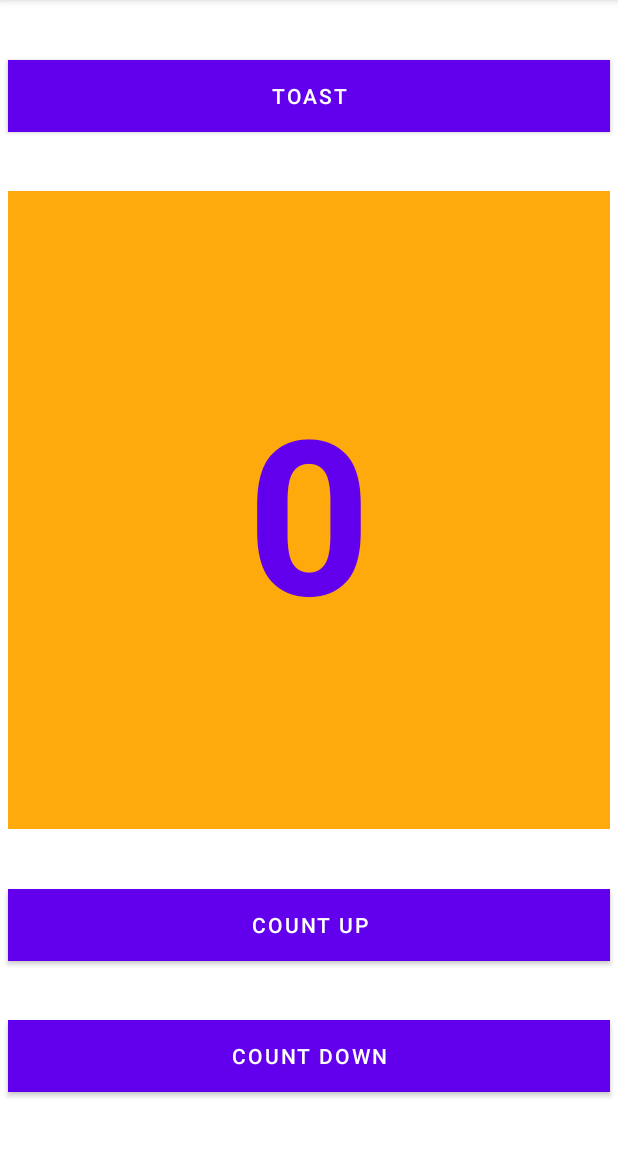
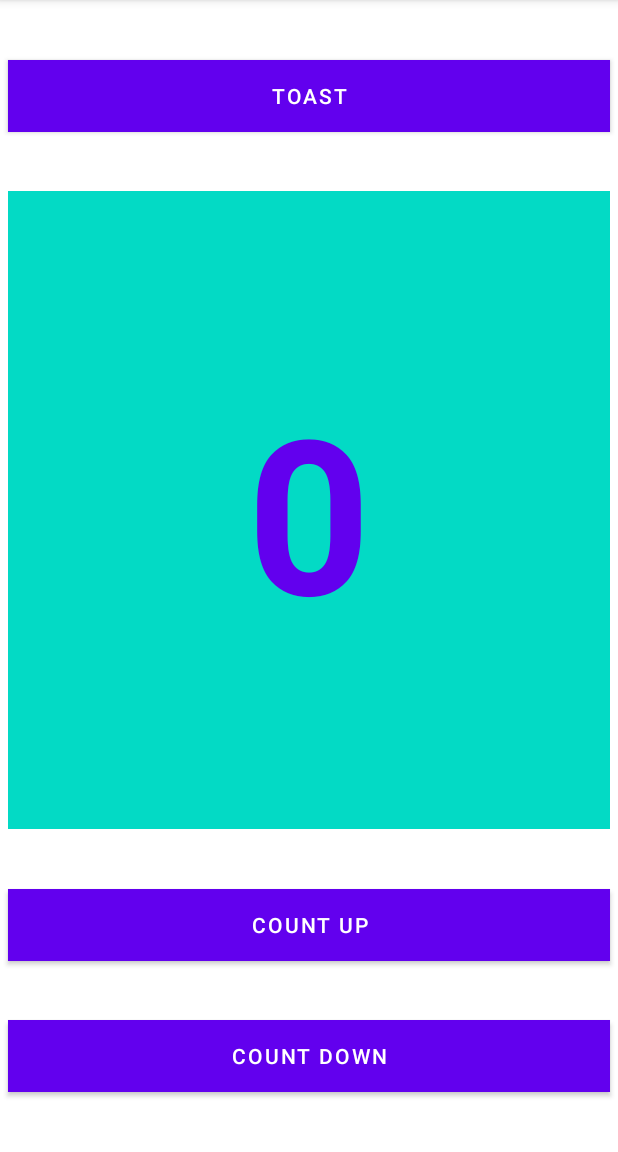
Before and after one commit to gabrielgueguen/AndroidLayoutCounter, an Android app: the screen it shows after launch (MainActivity), on a phone screen of 412 x 824 dp, the part 84-1236 px from its top. Run offline under Robolectric (Android 15) with nearby library versions, the phone set to English and light mode, and no system bars; our stand-ins replace data binding.

Commit message:
changed background color of textview

```diff
--- a/app/src/main/res/layout-land/activity_main.xml
+++ b/app/src/main/res/layout-land/activity_main.xml
@@ -36,7 +36,7 @@
             android:layout_marginTop="@dimen/margin_5"
             android:layout_marginEnd="@dimen/margin_5"
             android:layout_marginBottom="@dimen/margin_5"
-            android:background="?android:attr/colorPressedHighlight"
+            android:background="?attr/colorSecondary"
             android:gravity="center"
             android:text="@{Integer.toString(counter.count)}"
             android:textAlignment="center"
--- a/app/src/main/res/layout/activity_main.xml
+++ b/app/src/main/res/layout/activity_main.xml
@@ -34,7 +34,7 @@
             android:layout_height="@dimen/layout_height_full"
             android:layout_marginStart="@dimen/margin_5"
             android:layout_marginEnd="@dimen/margin_5"
-            android:background="?android:attr/colorPressedHighlight"
+            android:background="?attr/colorSecondary"
             android:gravity="center"
             android:text="@{Integer.toString(counter.count)}"
             android:textAlignment="center"
```
